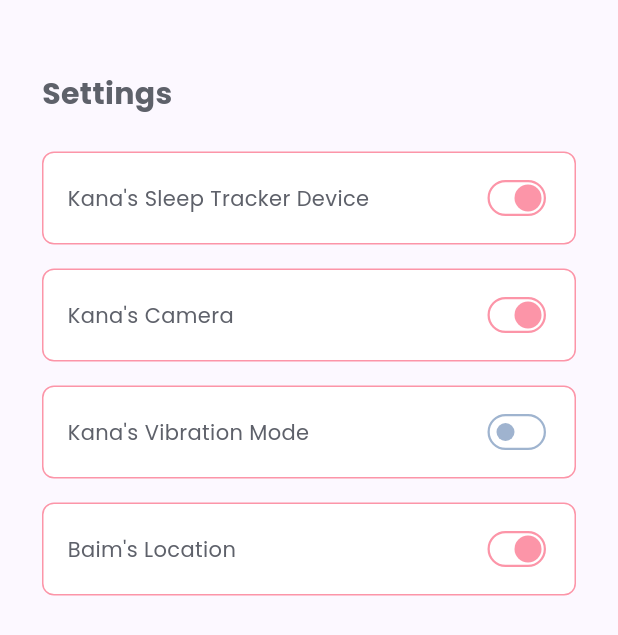
After one commit to SiKAT-FindIT/kiddy, a Flutter app: the SettingPage screen opened directly, on a phone screen of 412 x 824 dp. The commit adds this screen. Shown: the top 635 px of the screen. Run offline on Flutter 3.47's test engine with Material 3 defaults, Android fonts, the phone set to English and light mode, and no system bars; our stand-ins replace carousel_slider, google_fonts, syncfusion_flutter_charts.

Commit message:
project commit

```diff
--- a/lib/ui/pages/home_page.dart
+++ b/lib/ui/pages/home_page.dart
@@ -14,13 +14,13 @@ class HomePage extends StatelessWidget {
       body: SafeArea(
         child: Padding(
           padding: const EdgeInsets.only(
-            top: 64,
             bottom: 100,
             right: 28,
             left: 28,
           ),
           child: Column(
             crossAxisAlignment: CrossAxisAlignment.center,
+            mainAxisAlignment: MainAxisAlignment.center,
             children: [
               Row(
                 mainAxisAlignment: MainAxisAlignment.center,
--- a/lib/ui/pages/main_page.dart
+++ b/lib/ui/pages/main_page.dart
@@ -4,6 +4,7 @@ import 'package:flutter/material.dart';
 // Import Pages
 import 'package:kiddy/ui/pages/home_page.dart';
 import 'package:kiddy/ui/pages/menu_page.dart';
+import 'package:kiddy/ui/pages/setting_page.dart';
 import 'package:kiddy/ui/pages/tracker_page.dart';
 
 // Import Widgets
@@ -30,7 +31,7 @@ class _MainPageState extends State<MainPage> {
       case 2:
         return const TrackerPage();
       case 3:
-        return const HomePage();
+        return const SettingPage();
       default:
         return const HomePage();
     }
--- a/lib/ui/pages/menu_page.dart
+++ b/lib/ui/pages/menu_page.dart
@@ -42,7 +42,10 @@ class MenuPage extends StatelessWidget {
     // Current Task
     Widget currentTask() {
       return CustomCard(
-        margin: const EdgeInsets.symmetric(vertical: 16),
+        margin: const EdgeInsets.only(
+          bottom: 16,
+          top: 24,
+        ),
         child: Row(
           children: [
             Text(
@@ -164,7 +167,7 @@ class MenuPage extends StatelessWidget {
       return SafeArea(
         child: ListView(
           padding: const EdgeInsets.only(
-            top: 64,
+            top: 48,
             bottom: 100,
             right: 28,
             left: 28,
--- /dev/null
+++ b/lib/ui/pages/setting_page.dart
@@ -0,0 +1,73 @@
+// Import Packages
+import 'package:flutter/material.dart';
+
+// Import Styles
+import 'package:kiddy/shared/theme.dart';
+
+// Import Widgets
+import 'package:kiddy/ui/widgets/setting_item.dart';
+
+class SettingPage extends StatelessWidget {
+  const SettingPage({super.key});
+
+  @override
+  Widget build(BuildContext context) {
+    // Title
+    Widget title() {
+      return Text(
+        'Settings',
+        style: darkGreyText.copyWith(fontSize: 20, fontWeight: bold),
+      );
+    }
+
+    // Setting Items
+    Widget settingItems() {
+      return Padding(
+        padding: const EdgeInsets.only(top: 24),
+        child: Column(
+          children: [
+            SettingItem(
+              title: 'Kana\'s Sleep Tracker Device',
+              value: true,
+              onChanged: (value) {},
+            ),
+            SettingItem(
+              title: 'Kana\'s Camera',
+              value: true,
+              onChanged: (value) {},
+            ),
+            SettingItem(
+              title: 'Kana\'s Vibration Mode',
+              value: false,
+              onChanged: (value) {},
+            ),
+            SettingItem(
+              title: 'Baim\'s Location',
+              value: true,
+              onChanged: (value) {},
+            ),
+          ],
+        ),
+      );
+    }
+
+    // render body
+    Widget body() {
+      return SafeArea(
+        child: ListView(
+          padding: const EdgeInsets.only(
+            top: 48,
+            bottom: 100,
+            right: 28,
+            left: 28,
+          ),
+          children: [title(), settingItems()],
+        ),
+      );
+    }
+
+    return Scaffold(
+      body: body(),
+    );
+  }
+}
--- a/lib/ui/pages/tracker_page.dart
+++ b/lib/ui/pages/tracker_page.dart
@@ -28,7 +28,7 @@ class _TrackerPageState extends State<TrackerPage> {
     Widget title() {
       return Padding(
         padding: const EdgeInsets.only(
-          top: 64,
+          top: 48,
           right: 28,
           left: 28,
         ),
@@ -204,11 +204,12 @@ class _TrackerPageState extends State<TrackerPage> {
       );
     }
 
+    // Current Content selected
     Widget content() {
       return Column(
         children: [
           Container(
-            margin: const EdgeInsets.only(top: 16),
+            margin: const EdgeInsets.only(top: 24),
             child: CarouselSlider(
               items: [
                 camera(),
@@ -222,7 +223,9 @@ class _TrackerPageState extends State<TrackerPage> {
                   });
                 },
                 enableInfiniteScroll: false,
-                aspectRatio: 9 / 12,
+                aspectRatio: MediaQuery.of(context).size.width /
+                    MediaQuery.of(context).size.height *
+                    1.5,
                 padEnds: false,
                 viewportFraction: 1,
               ),
--- /dev/null
+++ b/lib/ui/widgets/setting_item.dart
@@ -0,0 +1,58 @@
+import 'package:flutter/material.dart';
+import 'package:kiddy/shared/theme.dart';
+
+class SettingItem extends StatelessWidget {
+  const SettingItem({
+    super.key,
+    required this.value,
+    required this.title,
+    this.onChanged,
+  });
+
+  final bool value;
+  final String title;
+  final Function(bool)? onChanged;
+
+  @override
+  Widget build(BuildContext context) {
+    return Container(
+      padding: const EdgeInsets.symmetric(horizontal: 16, vertical: 12),
+      margin: const EdgeInsets.only(bottom: 16),
+      decoration: BoxDecoration(
+        color: whiteColor,
+        border: Border.all(color: darkPinkColor, width: 1),
+        borderRadius: BorderRadius.circular(8),
+      ),
+      child: Row(
+        children: [
+          Text(
+            title,
+            style: darkGreyText,
+          ),
+          const Spacer(),
+          SizedBox(
+            height: 36,
+            child: FittedBox(
+              fit: BoxFit.fill,
+              child: Switch(
+                inactiveThumbColor: lightGreyColor,
+                inactiveTrackColor: whiteColor,
+                activeColor: darkPinkColor,
+                activeTrackColor: whiteColor,
+                trackOutlineColor: MaterialStateProperty.resolveWith<Color>(
+                    (Set<MaterialState> states) {
+                  if (states.contains(MaterialState.selected)) {
+                    return darkPinkColor;
+                  }
+                  return lightGreyColor;
+                }),
+                value: value,
+                onChanged: onChanged,
+              ),
+            ),
+          ),
+        ],
+      ),
+    );
+  }
+}
```
